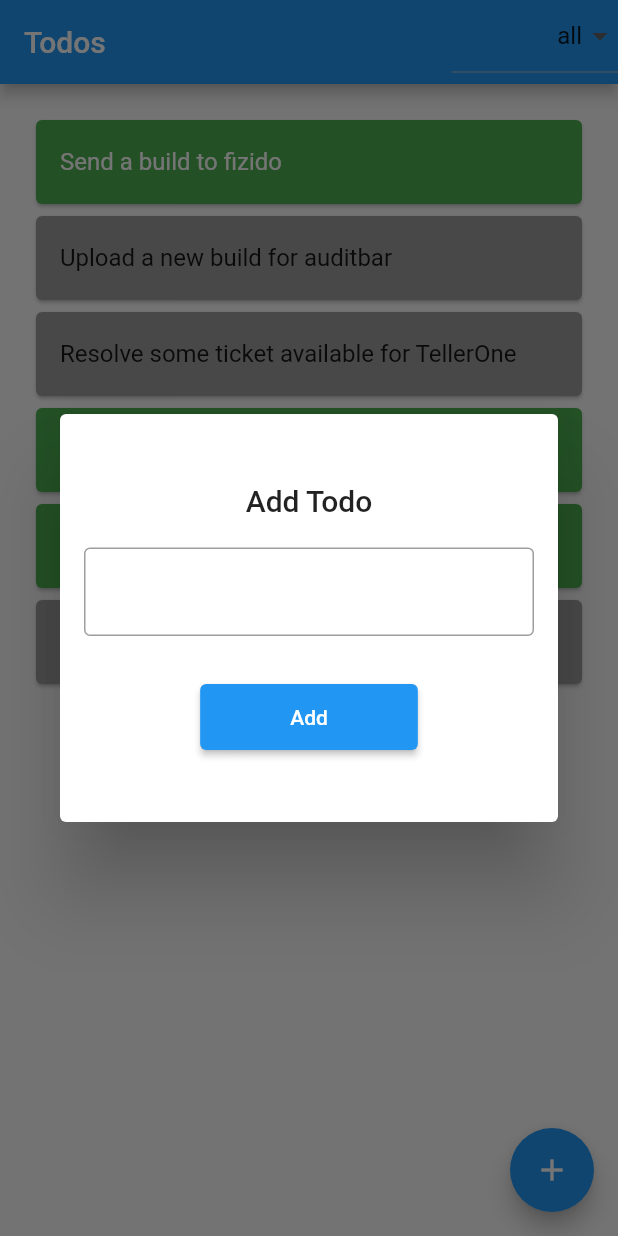
After one commit to CodeAvid/learning_riverpod, a Flutter app: the screen it shows after launch, after a tap on the "add" icon, on a phone screen of 412 x 824 dp. The commit adds this screen. Run offline on Flutter 3.47's test engine with Material 2 defaults, Android fonts, the phone set to English and light mode, and no system bars; our stand-ins replace flutter_hooks, hooks_riverpod, local_auth, riverpod_annotation; generated files the repository leaves out were written again.

```diff
--- a/analysis_options.yaml
+++ b/analysis_options.yaml
@@ -11,6 +11,10 @@ include: package:flutter_lints/flutter.yaml
 analyzer:
   plugins:
     - custom_lint
+
+custom_lint:
+  rules:
+    - missing_provider_scope
 
 linter:
   # The lint rules applied to this project can be customized in the
--- /dev/null
+++ b/lib/extensions/extensions.dart
@@ -0,0 +1,6 @@
+import 'dart:developer' as devtools show log;
+
+extension AppLogger on Object? {
+  /// An extension that logs the [toString] method of an Object.
+  void log() => devtools.log(toString());
+}
--- /dev/null
+++ b/lib/feature/authentication/home_view_model.dart
@@ -0,0 +1,20 @@
+import 'package:riverpod_annotation/riverpod_annotation.dart';
+
+part 'home_view_model.g.dart';
+
+@riverpod
+String login(LoginRef ref) {
+  return 'Login with Biometric';
+}
+
+@riverpod
+class HomeViewModel extends _$HomeViewModel {
+  @override
+  build() {
+    return;
+  }
+
+  String login(LoginRef ref) {
+    return 'Login with Biometric';
+  }
+}
--- /dev/null
+++ b/lib/feature/simple_provider/todos/data/todo.dart
@@ -0,0 +1,12 @@
+class Todo {
+  final String id;
+  final String description;
+  bool isCompleted;
+  Todo({
+    required this.id,
+    required this.description,
+    this.isCompleted = false,
+  });
+}
+
+enum FilterTodo { all, completed, outstanding }
--- /dev/null
+++ b/lib/feature/simple_provider/todos/domain/provider/todos_provider.dart
@@ -0,0 +1,86 @@
+import 'package:riverpod_annotation/riverpod_annotation.dart';
+import 'package:uuid/uuid.dart';
+
+import '../../data/todo.dart';
+
+part 'todos_provider.g.dart';
+
+@riverpod
+class Todos extends _$Todos {
+  @override
+  List<Todo> build() {
+    return _filterList();
+  }
+
+  final _list = [
+    Todo(
+      id: const Uuid().v4(),
+      description: 'Send a build to fizido',
+      isCompleted: true,
+    ),
+    Todo(
+      id: const Uuid().v4(),
+      description: 'Upload a new build for auditbar',
+    ),
+    Todo(
+      id: const Uuid().v4(),
+      description: 'Resolve some ticket available for TellerOne',
+    ),
+    Todo(
+      id: const Uuid().v4(),
+      description: 'Send proposal to MainStreet ',
+      isCompleted: true,
+    ),
+    Todo(
+      id: const Uuid().v4(),
+      description: 'Read more about riverpod',
+      isCompleted: true,
+    ),
+    Todo(
+      id: const Uuid().v4(),
+      description: 'Slide the plantain to eat',
+    ),
+  ];
+  addTodo(Todo todo) {
+    state = [todo, ...state];
+  }
+
+  removeTodo(Todo passedTodo) {
+    state.removeWhere((todo) => passedTodo.id == todo.id);
+  }
+
+  markHasCompleted(Todo passedTodo) {
+    final Todo result = state.firstWhere((todo) => passedTodo.id == todo.id);
+    result.isCompleted = true;
+  }
+
+  List<Todo> _filterList() {
+    final selectedOption = ref.watch(filterTodoOptionProvider);
+    switch (selectedOption) {
+      case FilterTodo.all:
+        return _list;
+      case FilterTodo.completed:
+        return _list.where((todo) => todo.isCompleted).toList();
+      case FilterTodo.outstanding:
+        return _list.where((todo) => !todo.isCompleted).toList();
+    }
+  }
+}
+
+@riverpod
+List<Todo> completedTodos(CompletedTodosRef ref) {
+  final List<Todo> todos = ref.watch(todosProvider);
+  return todos.where((todo) => todo.isCompleted).toList();
+}
+
+@riverpod
+class FilterTodoOption extends _$FilterTodoOption {
+  @override
+  FilterTodo build() {
+    return FilterTodo.all;
+  }
+
+  update(FilterTodo selectedFilter) {
+    state = selectedFilter;
+  }
+}
--- /dev/null
+++ b/lib/feature/simple_provider/todos/presentation/todo_list_screen.dart
@@ -0,0 +1,151 @@
+import 'package:flutter/material.dart';
+import 'package:flutter_hooks/flutter_hooks.dart';
+import 'package:hooks_riverpod/hooks_riverpod.dart';
+import 'package:learning_riverpod/feature/simple_provider/todos/data/todo.dart';
+import 'package:learning_riverpod/feature/simple_provider/todos/domain/provider/todos_provider.dart';
+import 'package:uuid/uuid.dart';
+
+class TodoListScreen extends ConsumerWidget {
+  const TodoListScreen({super.key});
+
+  @override
+  Widget build(BuildContext context, WidgetRef ref) {
+    final List<Todo> todos = ref.watch(todosProvider);
+    return Scaffold(
+      floatingActionButton: FloatingActionButton(
+        onPressed: () => _addTodo(context),
+        child: const Icon(
+          Icons.add,
+        ),
+      ),
+      appBar: AppBar(
+        title: const Text('Todos'),
+        actions: [
+          DropdownButton<FilterTodo>(
+            alignment: AlignmentDirectional.centerEnd,
+            value: ref.watch(filterTodoOptionProvider),
+            onChanged: (value) => ref
+                .read(filterTodoOptionProvider.notifier)
+                .update(value ?? FilterTodo.all),
+            items: const [
+              DropdownMenuItem(
+                value: FilterTodo.all,
+                child: Text('all'),
+              ),
+              DropdownMenuItem(
+                value: FilterTodo.completed,
+                child: Text('completed'),
+              ),
+              DropdownMenuItem(
+                value: FilterTodo.outstanding,
+                child: Text('Outstanding'),
+              ),
+            ],
+          ),
+        ],
+      ),
+      body: SafeArea(
+        child: ListView.builder(
+          padding: const EdgeInsets.all(20),
+          itemCount: todos.length,
+          itemBuilder: (context, index) {
+            final Todo todo = todos[index];
+            return Card(
+              color: todo.isCompleted ? Colors.green : Colors.grey,
+              child: ListTile(
+                title: Text(
+                  (todo.description),
+                  style: TextStyle(
+                    color: todo.isCompleted ? Colors.white : null,
+                  ),
+                ),
+              ),
+            );
+          },
+        ),
+      ),
+    );
+  }
+
+  void _addTodo(BuildContext context) {
+    showDialog(
+      context: context,
+      builder: (context) {
+        return Dialog(
+          child: Container(
+            decoration: BoxDecoration(
+              color: Colors.white,
+              borderRadius: BorderRadius.circular(
+                20,
+              ),
+            ),
+            padding: const EdgeInsets.symmetric(vertical: 30),
+            child: const AddTodoWidget(),
+          ),
+        );
+      },
+    );
+  }
+}
+
+class AddTodoWidget extends HookConsumerWidget {
+  const AddTodoWidget({
+    super.key,
+  });
+
+  @override
+  Widget build(BuildContext context, WidgetRef ref) {
+    final todoTextController = useTextEditingController();
+    final todoFocusNode = useFocusNode();
+    final formKey = GlobalKey<FormState>();
+
+    return Form(
+      key: formKey,
+      child: Padding(
+        padding: const EdgeInsets.all(16),
+        child: Column(
+          mainAxisSize: MainAxisSize.min,
+          children: [
+            Text(
+              'Add Todo',
+              style: Theme.of(context).textTheme.titleLarge,
+            ),
+            const SizedBox(height: 20),
+            TextFormField(
+              controller: todoTextController,
+              focusNode: todoFocusNode,
+              validator: (value) {
+                if (value!.isEmpty) {
+                  return 'enter a todo';
+                }
+                return null;
+              },
+              decoration: const InputDecoration(
+                border: OutlineInputBorder(),
+              ),
+            ),
+            const SizedBox(height: 30),
+            ElevatedButton(
+              style: ElevatedButton.styleFrom(
+                  padding: const EdgeInsets.symmetric(
+                horizontal: 60,
+                vertical: 14,
+              )),
+              onPressed: () {
+                if (formKey.currentState!.validate()) {
+                  final newTodo = Todo(
+                    id: const Uuid().v4(),
+                    description: todoTextController.text,
+                  );
+                  ref.read(todosProvider.notifier).addTodo(newTodo);
+                  Navigator.pop(context);
+                }
+              },
+              child: const Text('Add'),
+            )
+          ],
+        ),
+      ),
+    );
+  }
+}
```
Also changed, not shown: lib/feature/authentication/home_screen.dart (added, +124 -0 lines), lib/feature/dashboard_screen.dart (added, +19 -0 lines), lib/main.dart (+9 -16 lines), lib/services/finger_print_services.dart (added, +43 -0 lines), lib/feature/authentication/home_view_model.g.dart (added), lib/feature/simple_provider/todos/domain/provider/todos_provider.g.dart (added), 3 other files.
